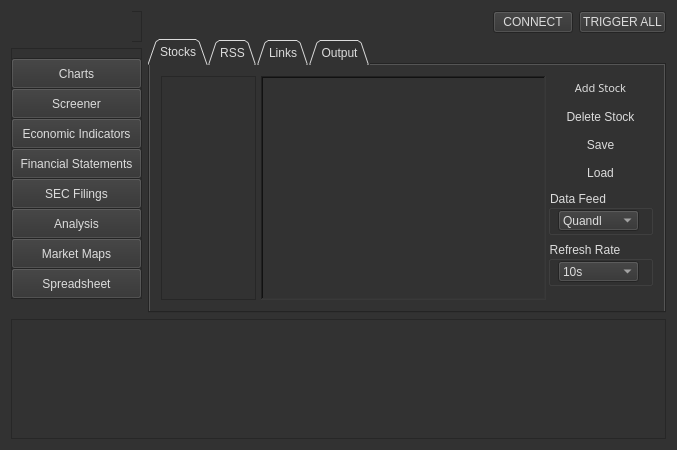
First picture: the form in tkrtap.ui, repository TKRTAP/TKRTAP, before the edit.
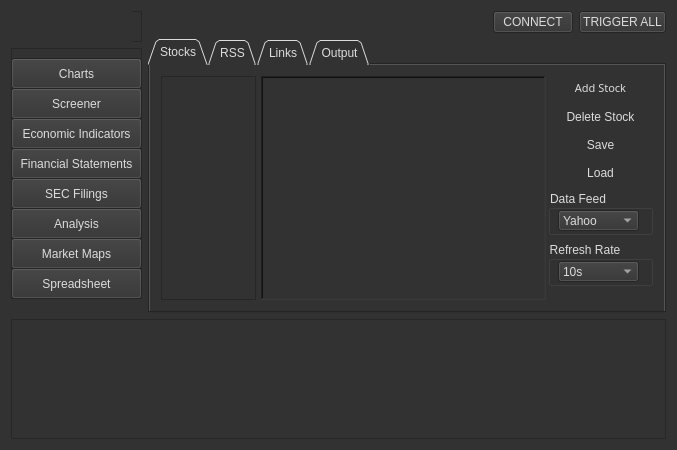
Second picture: the form after the edit. The open tabs and pages were chosen to show the change. Icons and pictures are not drawn.

Patch:
```diff
--- a/tkrtap.ui
+++ b/tkrtap.ui
@@ -457,6 +457,11 @@
                      <height>21</height>
                     </rect>
                    </property>
+                   <item>
+                    <property name="text">
+                     <string>Yahoo</string>
+                    </property>
+                   </item>
                    <item>
                     <property name="text">
                      <string>Quandl</string>
```
Left out of the diff: 7 changed lines with no effect on the pictures.
